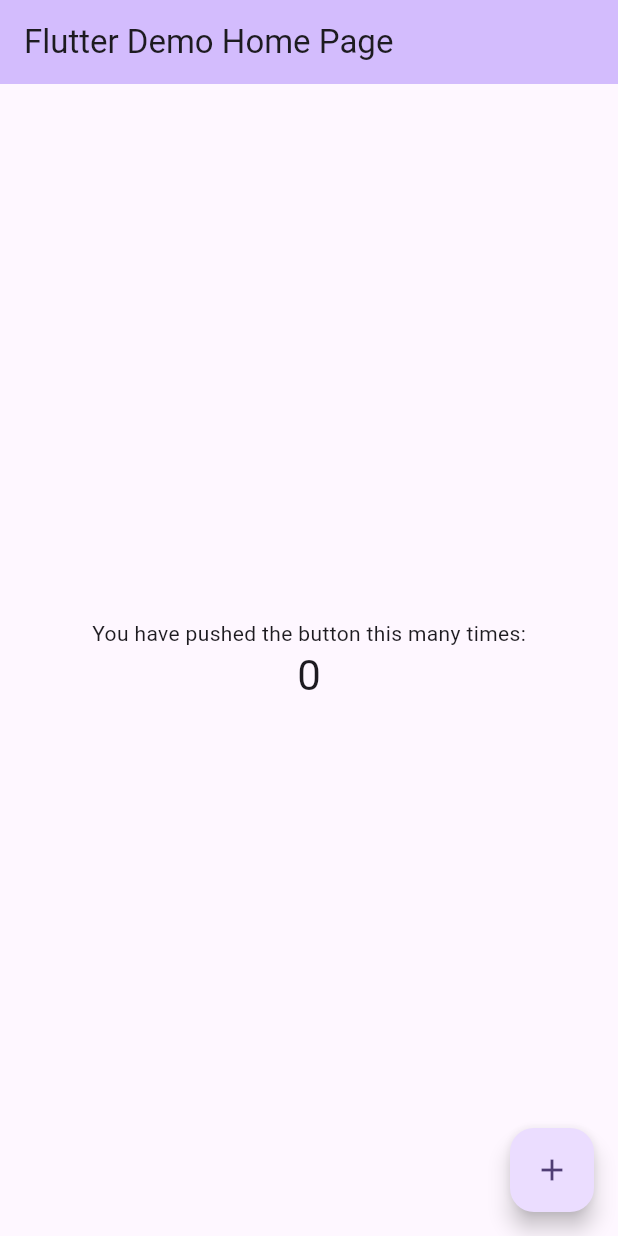
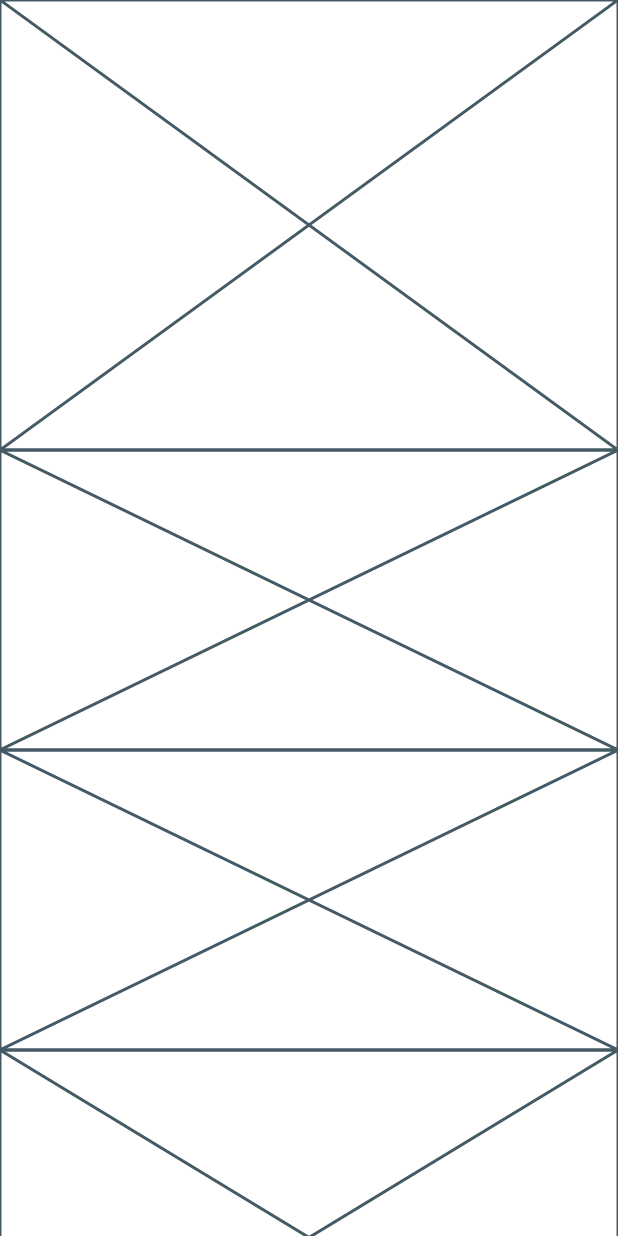
Before and after one commit to fnicoletta/nonprofit-app, a Flutter app: the screen it shows after launch, on a phone screen of 412 x 824 dp. Run offline on Flutter 3.47's test engine with Material 3 defaults, Android fonts, the phone set to English and light mode, and no system bars.

Commit message:
feat: add app shell and home screen scaffold
Co-Authored-By: Claude Opus 4.6 <noreply@anthropic.com>

```diff
--- /dev/null
+++ b/lib/app.dart
@@ -0,0 +1,17 @@
+import 'package:flutter/material.dart';
+import 'package:nonprofit_app/constants/app_theme.dart';
+import 'package:nonprofit_app/screens/home_screen.dart';
+
+class NonprofitApp extends StatelessWidget {
+  const NonprofitApp({super.key});
+
+  @override
+  Widget build(BuildContext context) {
+    return MaterialApp(
+      title: 'Hope Foundation',
+      theme: AppTheme.theme,
+      home: const HomeScreen(),
+      debugShowCheckedModeBanner: false,
+    );
+  }
+}
--- a/lib/main.dart
+++ b/lib/main.dart
@@ -1,122 +1,7 @@
 import 'package:flutter/material.dart';
+import 'package:nonprofit_app/app.dart';
 
 void main() {
-  runApp(const MyApp());
+  WidgetsFlutterBinding.ensureInitialized();
+  runApp(const NonprofitApp());
 }
-
-class MyApp extends StatelessWidget {
-  const MyApp({super.key});
-
-  // This widget is the root of your application.
-  @override
-  Widget build(BuildContext context) {
-    return MaterialApp(
-      title: 'Flutter Demo',
-      theme: ThemeData(
-        // This is the theme of your application.
-        //
-        // TRY THIS: Try running your application with "flutter run". You'll see
-        // the application has a purple toolbar. Then, without quitting the app,
-        // try changing the seedColor in the colorScheme below to Colors.green
-        // and then invoke "hot reload" (save your changes or press the "hot
-        // reload" button in a Flutter-supported IDE, or press "r" if you used
-        // the command line to start the app).
-        //
-        // Notice that the counter didn't reset back to zero; the application
-        // state is not lost during the reload. To reset the state, use hot
-        // restart instead.
-        //
-        // This works for code too, not just values: Most code changes can be
-        // tested with just a hot reload.
-        colorScheme: .fromSeed(seedColor: Colors.deepPurple),
-      ),
-      home: const MyHomePage(title: 'Flutter Demo Home Page'),
-    );
-  }
-}
-
-class MyHomePage extends StatefulWidget {
-  const MyHomePage({super.key, required this.title});
-
-  // This widget is the home page of your application. It is stateful, meaning
-  // that it has a State object (defined below) that contains fields that affect
-  // how it looks.
-
-  // This class is the configuration for the state. It holds the values (in this
-  // case the title) provided by the parent (in this case the App widget) and
-  // used by the build method of the State. Fields in a Widget subclass are
-  // always marked "final".
-
-  final String title;
-
-  @override
-  State<MyHomePage> createState() => _MyHomePageState();
-}
-
-class _MyHomePageState extends State<MyHomePage> {
-  int _counter = 0;
-
-  void _incrementCounter() {
-    setState(() {
-      // This call to setState tells the Flutter framework that something has
-      // changed in this State, which causes it to rerun the build method below
-      // so that the display can reflect the updated values. If we changed
-      // _counter without calling setState(), then the build method would not be
-      // called again, and so nothing would appear to happen.
-      _counter++;
-    });
-  }
-
-  @override
-  Widget build(BuildContext context) {
-    // This method is rerun every time setState is called, for instance as done
-    // by the _incrementCounter method above.
-    //
-    // The Flutter framework has been optimized to make rerunning build methods
-    // fast, so that you can just rebuild anything that needs updating rather
-    // than having to individually change instances of widgets.
-    return Scaffold(
-      appBar: AppBar(
-        // TRY THIS: Try changing the color here to a specific color (to
-        // Colors.amber, perhaps?) and trigger a hot reload to see the AppBar
-        // change color while the other colors stay the same.
-        backgroundColor: Theme.of(context).colorScheme.inversePrimary,
-        // Here we take the value from the MyHomePage object that was created by
-        // the App.build method, and use it to set our appbar title.
-        title: Text(widget.title),
-      ),
-      body: Center(
-        // Center is a layout widget. It takes a single child and positions it
-        // in the middle of the parent.
-        child: Column(
-          // Column is also a layout widget. It takes a list of children and
-          // arranges them vertically. By default, it sizes itself to fit its
-          // children horizontally, and tries to be as tall as its parent.
-          //
-          // Column has various properties to control how it sizes itself and
-          // how it positions its children. Here we use mainAxisAlignment to
-          // center the children vertically; the main axis here is the vertical
-          // axis because Columns are vertical (the cross axis would be
-          // horizontal).
-          //
-          // TRY THIS: Invoke "debug painting" (choose the "Toggle Debug Paint"
-          // action in the IDE, or press "p" in the console), to see the
-          // wireframe for each widget.
-          mainAxisAlignment: .center,
-          children: [
-            const Text('You have pushed the button this many times:'),
-            Text(
-              '$_counter',
-              style: Theme.of(context).textTheme.headlineMedium,
-            ),
-          ],
-        ),
-      ),
-      floatingActionButton: FloatingActionButton(
-        onPressed: _incrementCounter,
-        tooltip: 'Increment',
-        child: const Icon(Icons.add),
-      ),
-    );
-  }
-}
--- /dev/null
+++ b/lib/screens/home_screen.dart
@@ -0,0 +1,27 @@
+import 'package:flutter/material.dart';
+
+class HomeScreen extends StatelessWidget {
+  const HomeScreen({super.key});
+
+  @override
+  Widget build(BuildContext context) {
+    return Scaffold(
+      body: SafeArea(
+        top: false,
+        child: SingleChildScrollView(
+          child: Column(
+            crossAxisAlignment: CrossAxisAlignment.stretch,
+            children: const [
+              Placeholder(fallbackHeight: 300),
+              Placeholder(fallbackHeight: 200),
+              Placeholder(fallbackHeight: 200),
+              Placeholder(fallbackHeight: 250),
+              Placeholder(fallbackHeight: 200),
+              Placeholder(fallbackHeight: 400),
+            ],
+          ),
+        ),
+      ),
+    );
+  }
+}
```
